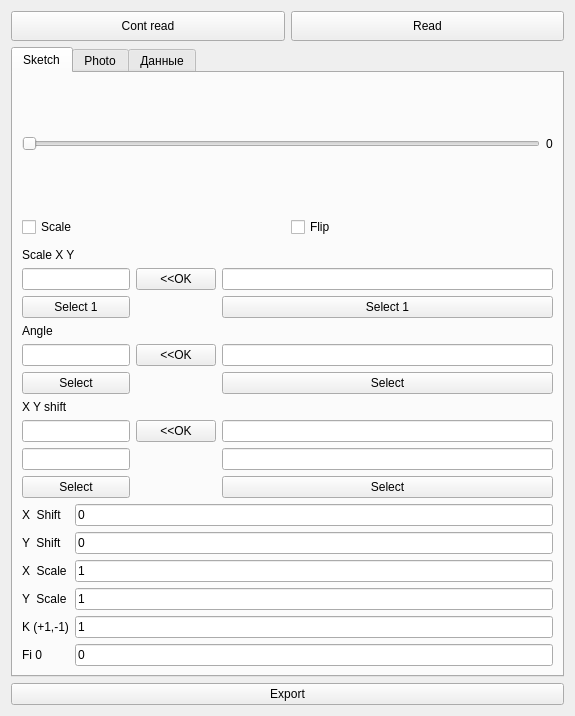
Qt form form_spectr.ui (zuban/VisualizationQt) before a commit.
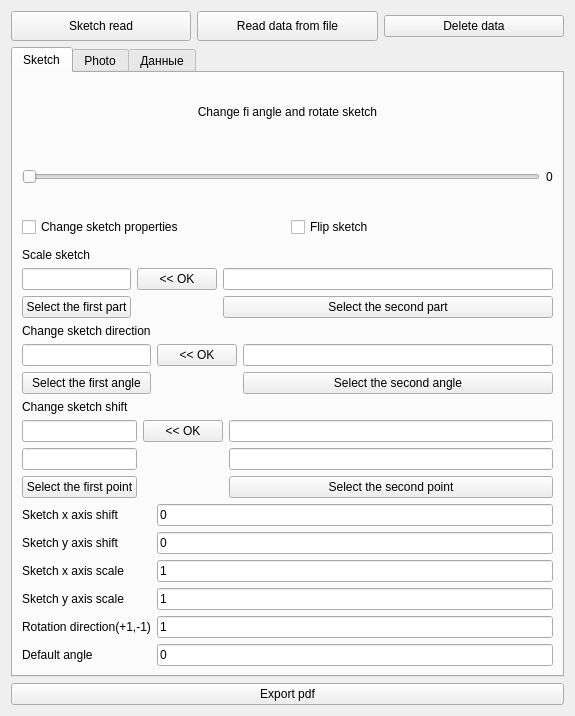
The same form after that commit. The open tabs and pages were chosen to show the change.

```diff
--- a/form_spectr.ui
+++ b/form_spectr.ui
@@ -33,7 +33,7 @@
           </size>
          </property>
          <property name="text">
-          <string>Cont read</string>
+          <string>Sketch read</string>
          </property>
         </widget>
        </item>
@@ -46,7 +46,14 @@
           </size>
          </property>
          <property name="text">
-          <string>Read</string>
+          <string>Read data from file</string>
+         </property>
+        </widget>
+       </item>
+       <item>
+        <widget class="QPushButton" name="pushButton">
+         <property name="text">
+          <string>Delete data</string>
          </property>
         </widget>
        </item>
@@ -75,7 +82,7 @@
                 </size>
                </property>
                <property name="text">
-                <string>Scale</string>
+                <string>Change sketch properties</string>
                </property>
               </widget>
              </item>
@@ -88,7 +95,7 @@
                 </size>
                </property>
                <property name="text">
-                <string>Flip</string>
+                <string>Flip sketch</string>
                </property>
               </widget>
              </item>
@@ -105,14 +112,14 @@
              <item row="0" column="0" colspan="2">
               <widget class="QLabel" name="x_y_scale_label">
                <property name="text">
-                <string>Scale X Y</string>
+                <string>Scale sketch</string>
                </property>
               </widget>
              </item>
              <item row="3" column="0" colspan="2">
               <widget class="QPushButton" name="x_y_scale_pushButton">
                <property name="text">
-                <string>Select 1</string>
+                <string>Select the first part</string>
                </property>
               </widget>
              </item>
@@ -126,14 +133,14 @@
              <item row="1" column="2">
               <widget class="QPushButton" name="ok_x_y_scale_pushButton">
                <property name="text">
-                <string>&lt;&lt;OK</string>
+                <string>&lt;&lt; OK</string>
                </property>
               </widget>
              </item>
              <item row="3" column="3">
               <widget class="QPushButton" name="x_y_scale_pushButton_2">
                <property name="text">
-                <string>Select 1</string>
+                <string>Select the second part</string>
                </property>
               </widget>
              </item>
@@ -150,14 +157,14 @@
              <item row="0" column="0" colspan="2">
               <widget class="QLabel" name="angle_label">
                <property name="text">
-                <string>Angle</string>
+                <string>Change sketch direction</string>
                </property>
               </widget>
              </item>
              <item row="3" column="0" colspan="2">
               <widget class="QPushButton" name="angle_pushbutton">
                <property name="text">
-                <string>Select</string>
+                <string>Select the first angle</string>
                </property>
               </widget>
              </item>
@@ -171,14 +178,14 @@
              <item row="1" column="2">
               <widget class="QPushButton" name="ok_angle_pushbutton">
                <property name="text">
-                <string>&lt;&lt;OK</string>
+                <string>&lt;&lt; OK</string>
                </property>
               </widget>
              </item>
              <item row="3" column="3">
               <widget class="QPushButton" name="angle_pushbutton_2">
                <property name="text">
-                <string>Select</string>
+                <string>Select the second angle</string>
                </property>
               </widget>
              </item>
@@ -195,14 +202,14 @@
              <item row="0" column="0" colspan="2">
               <widget class="QLabel" name="angle_label_2">
                <property name="text">
-                <string>X Y shift</string>
+                <string>Change sketch shift</string>
                </property>
               </widget>
              </item>
              <item row="4" column="0" colspan="2">
               <widget class="QPushButton" name="x_y_shitft_pushButton">
                <property name="text">
-                <string>Select</string>
+                <string>Select the first point</string>
                </property>
               </widget>
              </item>
@@ -222,14 +229,14 @@
              <item row="1" column="2">
               <widget class="QPushButton" name="ok_x_y_shift_pushButton">
                <property name="text">
-                <string>&lt;&lt;OK</string>
+                <string>&lt;&lt; OK</string>
                </property>
               </widget>
              </item>
              <item row="4" column="3">
               <widget class="QPushButton" name="x_y_shitft_pushButton_2">
                <property name="text">
-                <string>Select</string>
+                <string>Select the second point</string>
                </property>
               </widget>
              </item>
@@ -246,7 +253,7 @@
                 </size>
                </property>
                <property name="text">
-                <string>X  Shift</string>
+                <string>Sketch x axis shift</string>
                </property>
               </widget>
              </item>
@@ -272,7 +279,7 @@
                 </size>
                </property>
                <property name="text">
-                <string>Y  Shift</string>
+                <string>Sketch y axis shift</string>
                </property>
               </widget>
              </item>
@@ -298,7 +305,7 @@
                 </size>
                </property>
                <property name="text">
-                <string>X  Scale</string>
+                <string>Sketch x axis scale</string>
                </property>
               </widget>
              </item>
@@ -324,7 +331,7 @@
                 </size>
                </property>
                <property name="text">
-                <string>Y  Scale</string>
+                <string>Sketch y axis scale</string>
                </property>
               </widget>
              </item>
@@ -350,7 +357,7 @@
                 </size>
                </property>
                <property name="text">
-                <string>K (+1,-1)</string>
+                <string>Rotation direction(+1,-1)</string>
                </property>
               </widget>
              </item>
@@ -376,7 +383,7 @@
                 </size>
                </property>
                <property name="text">
-                <string>Fi 0</string>
+                <string>Default angle</string>
                </property>
               </widget>
              </item>
@@ -421,6 +428,16 @@
            </item>
           </layout>
          </item>
+         <item row="0" column="0">
+          <widget class="QLabel" name="label">
+           <property name="text">
+            <string>Change fi angle and rotate sketch</string>
+           </property>
+           <property name="alignment">
+            <set>Qt::AlignCenter</set>
+           </property>
+          </widget>
+         </item>
         </layout>
        </widget>
        <widget class="QWidget" name="tab_4">
@@ -974,7 +991,7 @@
    <item row="1" column="0">
     <widget class="QPushButton" name="export_spectr_pushbutton">
      <property name="text">
-      <string>Export</string>
+      <string>Export pdf</string>
      </property>
     </widget>
    </item>
```
Left out of the diff: 2 changed lines with no effect on the pictures.
